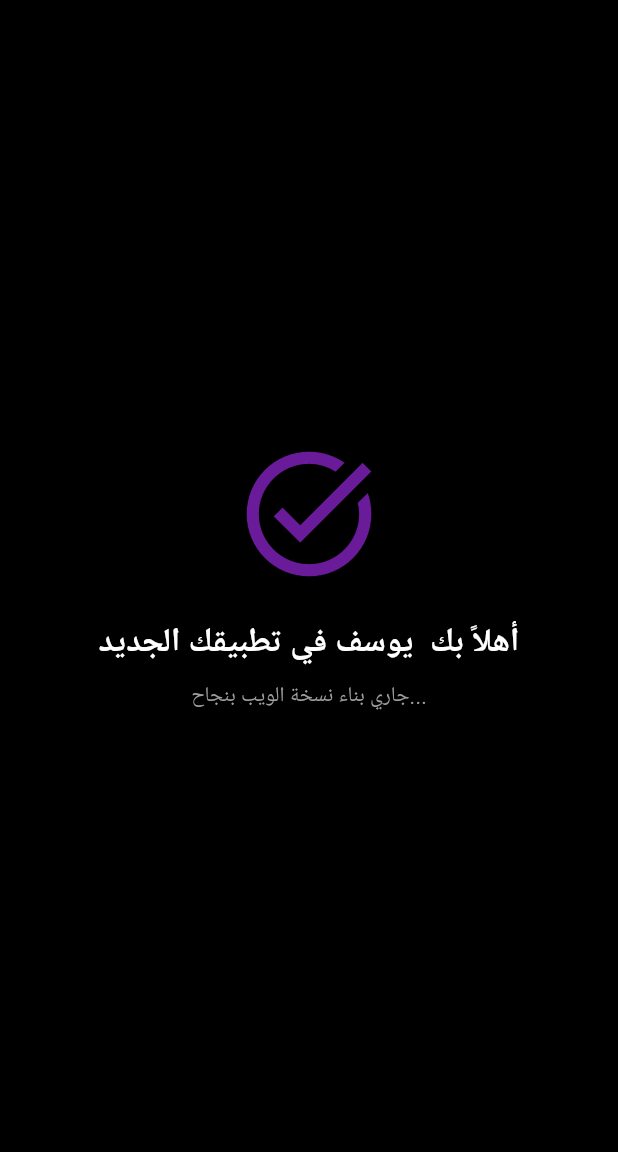
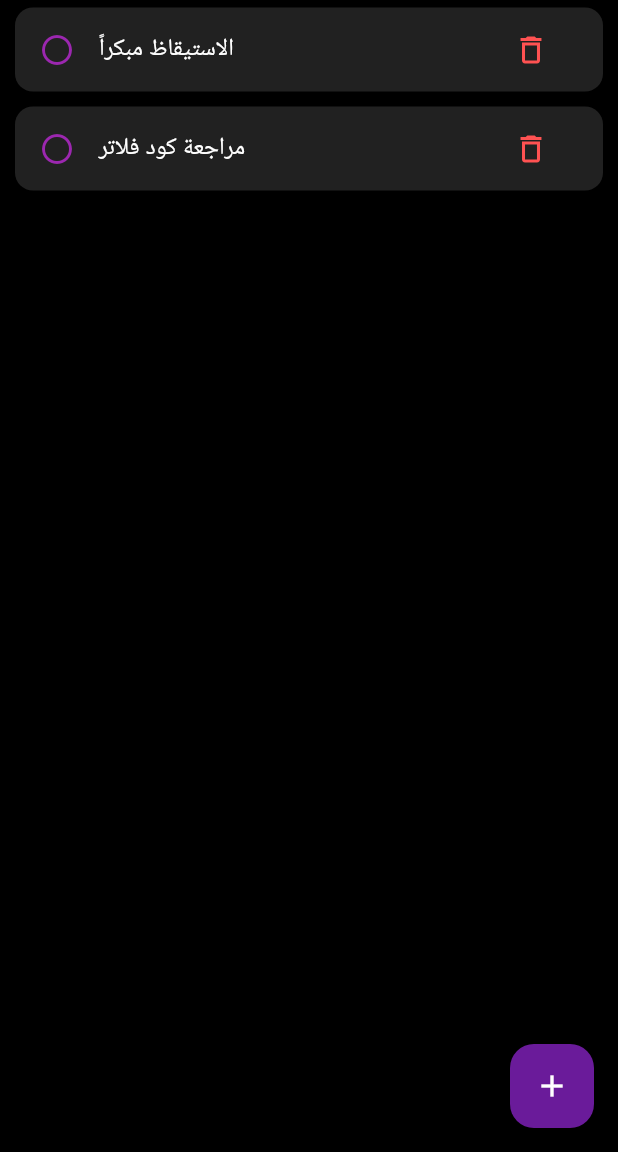
Before and after one commit to youssefpolo19/my_first_cloud_app, a Flutter app: the screen it shows after launch, on a phone screen of 412 x 824 dp, the part 84-1236 px from its top. Run offline on Flutter 3.47's test engine with Material 3 defaults, Android fonts, the phone set to English and light mode, and no system bars.

Commit message:
Add files via upload

```diff
--- a/lib/main.dart
+++ b/lib/main.dart
@@ -1,8 +1,6 @@
 import 'package:flutter/material.dart';
 
-void main() {
-  runApp(const RoutinyApp());
-}
+void main() => runApp(const RoutinyApp());
 
 class RoutinyApp extends StatelessWidget {
   const RoutinyApp({super.key});
@@ -14,16 +12,62 @@ class RoutinyApp extends StatelessWidget {
       title: 'Routiny Manager',
       theme: ThemeData(
         brightness: Brightness.dark,
-        primaryColor: const Color(0xFF6A1B9A), // الأرجواني الملكي
-        scaffoldBackgroundColor: Colors.black, // الأسود الفخم
+        primaryColor: const Color(0xFF6A1B9A),
+        scaffoldBackgroundColor: Colors.black,
       ),
-      home: const HomePage(),
+      home: const TaskListPage(),
     );
   }
 }
 
-class HomePage extends StatelessWidget {
-  const HomePage({super.key});
+class TaskListPage extends StatefulWidget {
+  const TaskListPage({super.key});
+
+  @override
+  State<TaskListPage> createState() => _TaskListPageState();
+}
+
+class _TaskListPageState extends State<TaskListPage> {
+  // قائمة المهام الأولية
+  final List<String> _tasks = ["الاستيقاظ مبكراً", "مراجعة كود فلاتر"];
+  final TextEditingController _taskController = TextEditingController();
+
+  void _addNewTask() {
+    showDialog(
+      context: context,
+      builder: (context) => AlertDialog(
+        backgroundColor: Colors.grey[900],
+        title: const Text("إضافة مهمة جديدة", style: TextStyle(color: Color(0xFF9C27B0))),
+        content: TextField(
+          controller: _taskController,
+          autofocus: true,
+          decoration: const InputDecoration(
+            hintText: "ماذا تريد أن تفعل؟",
+            enabledBorder: UnderlineInputBorder(borderSide: BorderSide(color: Color(0xFF6A1B9A))),
+          ),
+        ),
+        actions: [
+          TextButton(
+            onPressed: () => Navigator.pop(context),
+            child: const Text("إلغاء", style: TextStyle(color: Colors.grey)),
+          ),
+          ElevatedButton(
+            style: ElevatedButton.styleFrom(backgroundColor: const Color(0xFF6A1B9A)),
+            onPressed: () {
+              if (_taskController.text.isNotEmpty) {
+                setState(() {
+                  _tasks.add(_taskController.text);
+                  _taskController.clear();
+                });
+                Navigator.pop(context);
+              }
+            },
+            child: const Text("إضافة"),
+          ),
+        ],
+      ),
+    );
+  }
 
   @override
   Widget build(BuildContext context) {
@@ -33,20 +77,29 @@ class HomePage extends StatelessWidget {
         backgroundColor: const Color(0xFF6A1B9A),
         centerTitle: true,
       ),
-      body: Center(
-        child: Column(
-          mainAxisAlignment: MainAxisAlignment.center,
-          children: [
-            const Icon(Icons.task_alt, size: 100, color: Color(0xFF6A1B9A)),
-            const SizedBox(height: 20),
-            const Text(
-              'أهلاً بك  يوسف في تطبيقك الجديد',
-              style: TextStyle(fontSize: 22, fontWeight: FontWeight.bold, color: Colors.white),
+      body: _tasks.isEmpty
+          ? const Center(child: Text("لا توجد مهام حالياً"))
+          : ListView.builder(
+              itemCount: _tasks.length,
+              itemBuilder: (context, index) {
+                return Card(
+                  color: Colors.grey[900],
+                  margin: const EdgeInsets.symmetric(horizontal: 10, vertical: 5),
+                  child: ListTile(
+                    leading: const Icon(Icons.circle_outlined, color: Color(0xFF9C27B0)),
+                    title: Text(_tasks[index], style: const TextStyle(color: Colors.white)),
+                    trailing: IconButton(
+                      icon: const Icon(Icons.delete_outline, color: Colors.redAccent),
+                      onPressed: () => setState(() => _tasks.removeAt(index)),
+                    ),
+                  ),
+                );
+              },
             ),
-            const SizedBox(height: 10),
-            const Text('جاري بناء نسخة الويب بنجاح...', style: TextStyle(color: Colors.grey)),
-          ],
-        ),
+      floatingActionButton: FloatingActionButton(
+        onPressed: _addNewTask,
+        backgroundColor: const Color(0xFF6A1B9A),
+        child: const Icon(Icons.add, color: Colors.white),
       ),
     );
   }
```
